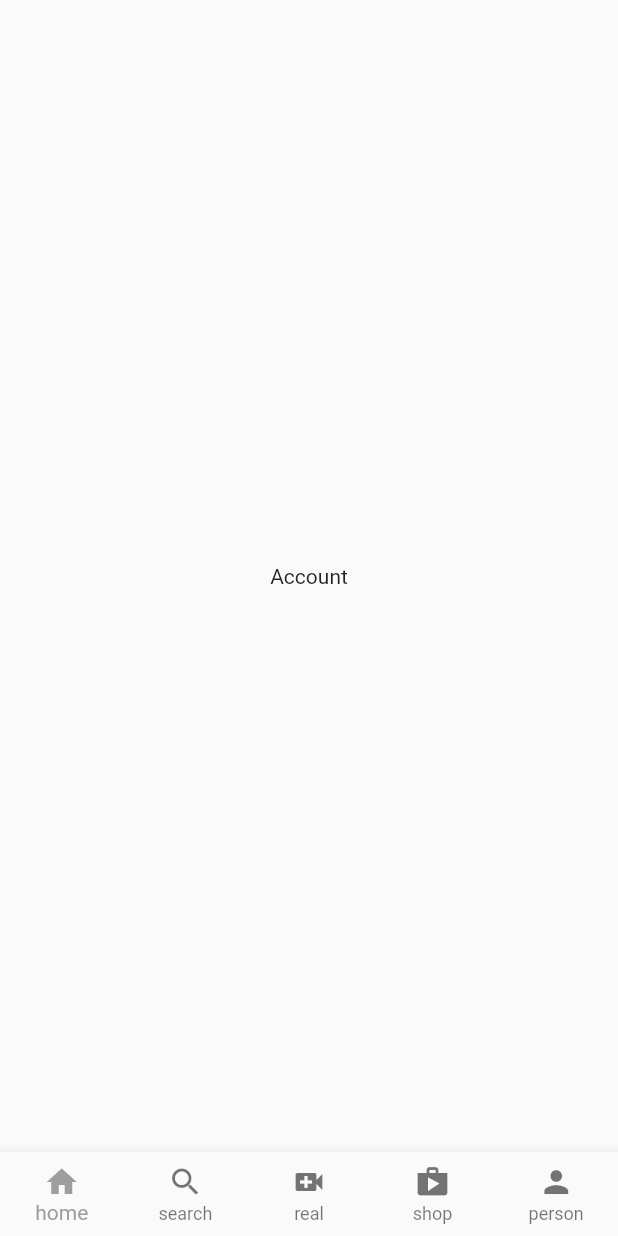
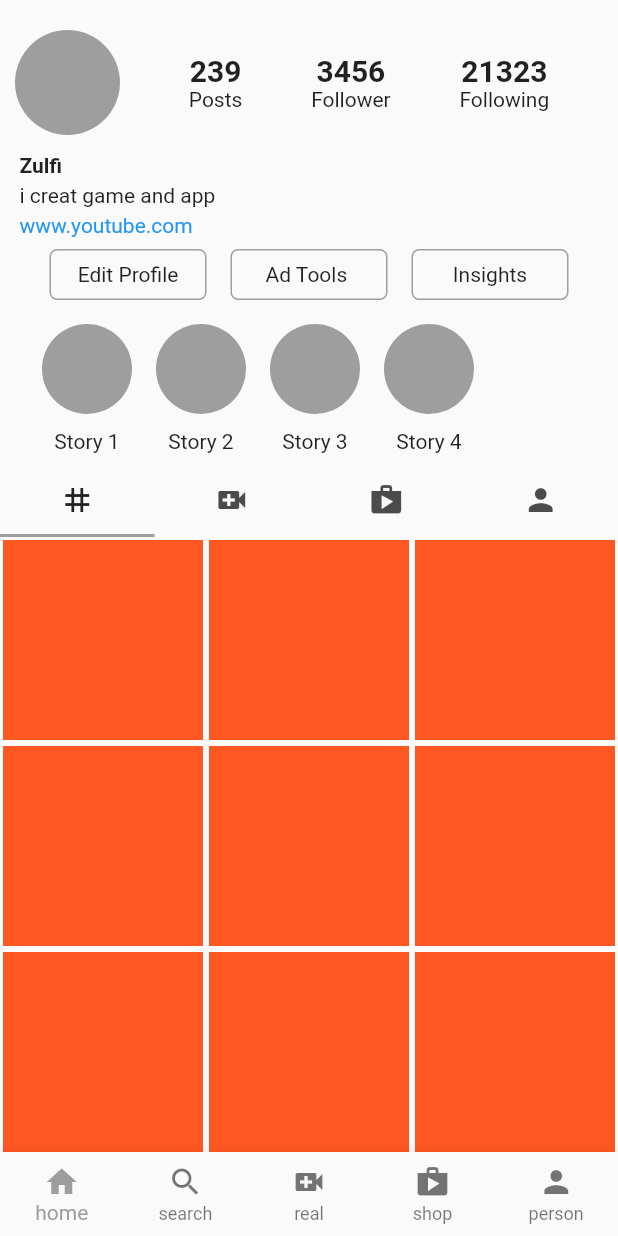
Before and after one commit to zulfibscs/instagram, a Flutter app: the screen it shows after launch, item 5 of the bottom bar chosen, on a phone screen of 412 x 824 dp. Run offline on Flutter 3.47's test engine with Material 2 defaults, Android fonts, the phone set to English and light mode, and no system bars.

```diff
--- a/lib/account.dart
+++ /dev/null
@@ -1,11 +0,0 @@
-import 'package:flutter/material.dart';
-
-class UserAccount extends StatelessWidget{
-  @override
-  Widget build(BuildContext context) {
-    return Scaffold(
-      body: Center(child: Text('Account')),
-    );
-  }
-
-}
--- /dev/null
+++ b/lib/util/account.dart
@@ -0,0 +1,167 @@
+import 'package:flutter/material.dart';
+import 'accont_tab3.dart';
+import 'account_tab1.dart';
+import 'account_tab2.dart';
+import 'account_tab4.dart';
+import 'bubble_stories.dart';
+class UserAccount extends StatelessWidget {
+  const UserAccount({Key? key}) : super(key: key);
+
+  @override
+  Widget build(BuildContext context) {
+    return DefaultTabController(
+      length: 4,
+      child: Scaffold(
+        body:Column(
+          crossAxisAlignment: CrossAxisAlignment.start,
+          children: [
+            Padding(
+              padding: const EdgeInsets.only(left: 10.0,top: 20),
+              //profile
+              child: Row(
+                mainAxisAlignment: MainAxisAlignment.spaceBetween,
+                children: [
+                  Container(
+                    width: 70,
+                    height: 70,
+
+                    decoration: BoxDecoration(
+                        color: Colors.grey,
+                      shape: BoxShape.circle
+                    ),
+                  ),
+                  Expanded(
+                    child: Row(mainAxisAlignment: MainAxisAlignment.spaceEvenly,
+                      children: [
+                        //Follower,following,
+                        Column(
+                      children: [
+                        Text('239',style: TextStyle(fontWeight: FontWeight.bold,fontSize: 20),),
+                        Text('Posts'),
+                      ],
+                    ),
+                       Column(
+                        children: [
+                          Text('3456',style: TextStyle(fontWeight: FontWeight.bold,fontSize: 20),),
+                          Text('Follower'),
+                        ],
+                      ),
+                       Column(
+                        children: [
+                          Text('21323',style: TextStyle(fontWeight: FontWeight.bold,fontSize: 20),),
+                          Text('Following'),
+                        ],
+                      ),],
+                    ),
+                  ),
+                ],
+              ),
+            ),
+            //  name and bio
+           Container(
+             margin: EdgeInsets.only( left: 13,top: 12),
+             child:
+                 Text('Zulfi',style: TextStyle(fontWeight: FontWeight.bold),),
+           ),
+            Container(
+              margin: EdgeInsets.only( left: 13,top: 4),
+
+              child:
+              Text('i creat game and app'),
+            ),
+            Container(
+              margin: EdgeInsets.only( left: 13,top: 4),
+
+              child:
+              Text('www.youtube.com',style: TextStyle(color: Colors.blue),),
+            ),
+            Padding(
+              padding: const EdgeInsets.symmetric(horizontal:25),
+              child: Row(children: [
+                Expanded(
+                  child: Padding(
+                    padding: const EdgeInsets.all(8.0),
+                    child: Container(
+                      child: Padding(
+                        padding: const EdgeInsets.all(8.0),
+                        child: Center(child: Text('Edit Profile',)),
+                      ),
+
+                      decoration: BoxDecoration(
+                          borderRadius: BorderRadius.circular(5),
+                          border: Border.all(color: Colors.grey)
+                      ),
+                    ),
+                  ),
+                ),Expanded(
+                  child: Padding(
+                    padding: const EdgeInsets.all(8.0),
+                    child: Container(
+                      child: Padding(
+                        padding: const EdgeInsets.all(8.0),
+                        child: Center(child: Text('Ad Tools ',)),
+                      ),
+
+                      decoration: BoxDecoration(
+                          borderRadius: BorderRadius.circular(5),
+                          border: Border.all(color: Colors.grey)
+                      ),
+                    ),
+                  ),
+                ),Expanded(
+                  child: Padding(
+                    padding: const EdgeInsets.all(8.0),
+                    child: Container(
+                      child: Padding(
+                        padding: const EdgeInsets.all(8.0),
+                        child: Center(child: Text('Insights',)),
+                      ),
+
+                      decoration: BoxDecoration(
+                          borderRadius: BorderRadius.circular(5),
+                          border: Border.all(color: Colors.grey)
+                      ),
+                    ),
+                  ),
+                ),
+              ],),
+            ),
+           Padding(
+             padding: const EdgeInsets.symmetric(horizontal: 20.0),
+             child: Row(
+               children: [
+                 BubbleStories(text: 'Story 1'),
+                 BubbleStories(text: 'Story 2'),
+                 BubbleStories(text: 'Story 3'),
+                 BubbleStories(text: 'Story 4'),
+               ],
+             ),
+           ),
+            TabBar(tabs:[
+              Tab(
+                icon: Icon(Icons.grid_3x3_outlined),
+              ),
+              Tab(
+                icon: Icon(Icons.video_call),
+              ),
+              Tab(
+                icon: Icon(Icons.shop),
+              ),
+              Tab(
+                icon: Icon(Icons.person),
+              ),
+            ] ),
+       Expanded(child:TabBarView(
+         children: [
+           AccontTab1(),
+           AccontTab2(),
+           AccontTab3(),
+           AccontTab4(),
+         ],
+       ))
+          ],
+        ),
+      ),
+    );
+  }
+}
--- /dev/null
+++ b/lib/util/account_tab1.dart
@@ -0,0 +1,16 @@
+import 'package:flutter/material.dart';
+
+class AccontTab1 extends StatelessWidget {
+  const AccontTab1({Key? key}) : super(key: key);
+
+  @override
+  Widget build(BuildContext context) {
+    return GridView.builder(itemCount: 70,gridDelegate: SliverGridDelegateWithFixedCrossAxisCount(crossAxisCount: 3), itemBuilder: (context, index) {
+      return Padding(
+        padding: const EdgeInsets.all(2.0),
+        child: Container(color: Colors.deepOrange,),
+      );
+
+    },);
+  }
+}
--- /dev/null
+++ b/lib/util/bubble_stories.dart
@@ -0,0 +1,26 @@
+import 'package:flutter/material.dart';
+
+class BubbleStories extends StatelessWidget {
+  final String text;
+
+  const BubbleStories({Key? key,required this.text}) : super(key: key);
+
+  @override
+  Widget build(BuildContext context) {
+    return  Padding(
+        padding: const EdgeInsets.all(8.0),
+    child: Column(
+      children: [
+        Container(
+        height: 60,
+        width: 60,
+        decoration: BoxDecoration(
+        shape: BoxShape.circle,
+        color: Colors.grey,
+        )),
+        SizedBox(height: 10,),
+        Text(text)
+      ],
+    ),);
+  }
+}
```
Also changed, not shown: lib/home.dart (deleted, +0 -31 lines), lib/myhomepage.dart (+5 -5 lines), lib/pages/home.dart (added, +56 -0 lines), lib/pages/search.dart (added, +34 -0 lines), lib/pages/shop.dart (added, +58 -0 lines), lib/search.dart (deleted, +0 -11 lines), lib/shop.dart (deleted, +0 -11 lines), lib/util/accont_tab3.dart (added, +16 -0 lines), lib/util/account_tab2.dart (added, +16 -0 lines), lib/util/account_tab4.dart (added, +16 -0 lines), lib/util/explore_grid.dart (added, +16 -0 lines), lib/util/shop_grid.dart (added, +17 -0 lines), lib/util/user_post.dart (added, +84 -0 lines), lib/pages/reals.dart (renamed from lib/reals.dart).
